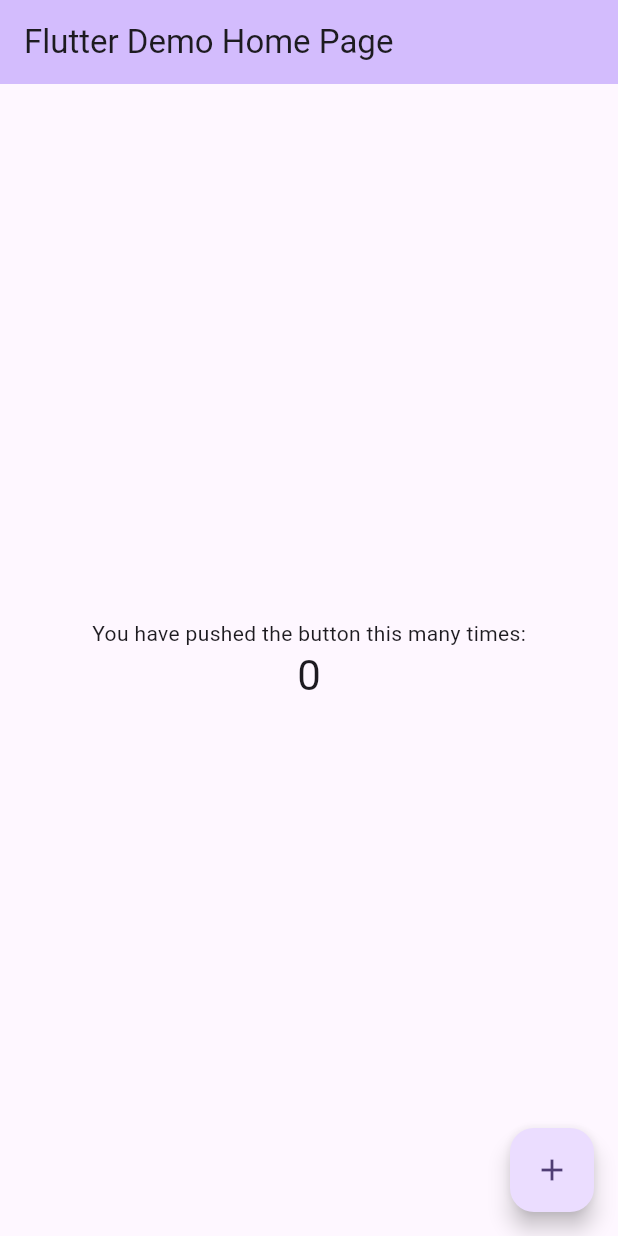
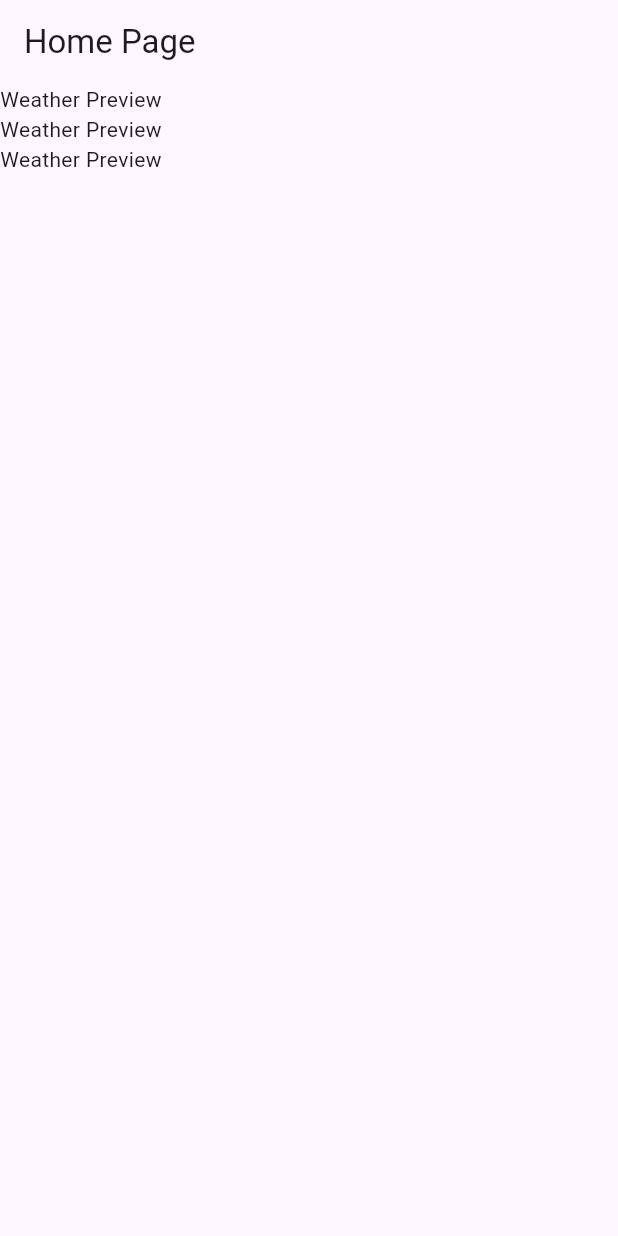
Before and after one commit to HannesGitH/bfsweather, a Flutter app: the screen it shows after launch, on a phone screen of 412 x 824 dp. Run offline on Flutter 3.47's test engine with Material 3 defaults, Android fonts, the light colour scheme and no system bars; our stand-ins replace flutter_dotenv, flutter_riverpod, freezed_annotation, go_router, riverpod_annotation; generated files the repository leaves out were written again.

Commit message:
initialized structure trunk  - go_router     - home     - detailed  - weather and location sources and repositories

```diff
--- /dev/null
+++ b/lib/data/location/locationData.dart
@@ -0,0 +1,24 @@
+// ignore_for_file: invalid_annotation_target
+
+import 'package:freezed_annotation/freezed_annotation.dart';
+
+part 'locationData.freezed.dart';
+part 'locationData.g.dart';
+
+const latKey = 'lat';
+const lngKey = 'lon';
+
+@freezed
+class LocationData with _$LocationData {
+  const factory LocationData({
+    required String name,
+    @JsonKey(name: latKey) required num lat,
+    @JsonKey(name: lngKey) required num lng,
+  }) = _LocationData;
+
+  factory LocationData.fromQueryParams(Map<String, dynamic> dict) =>
+      LocationData.fromJson(dict);
+
+  factory LocationData.fromJson(Map<String, dynamic> json) =>
+      _$LocationDataFromJson(json);
+}
--- /dev/null
+++ b/lib/data/weather/weatherData.dart
@@ -0,0 +1,14 @@
+import 'package:freezed_annotation/freezed_annotation.dart';
+
+part 'weatherData.freezed.dart';
+part 'weatherData.g.dart';
+
+@freezed
+class WeatherData with _$WeatherData {
+  const factory WeatherData({
+    required num temp,
+  }) = _WeatherData;
+
+  factory WeatherData.fromJson(Map<String, dynamic> json) =>
+      _$WeatherDataFromJson(json);
+}
--- a/lib/main.dart
+++ b/lib/main.dart
@@ -1,125 +1,24 @@
+import 'package:bfsweather/router.dart';
 import 'package:flutter/material.dart';
+import 'package:flutter_dotenv/flutter_dotenv.dart';
+import 'package:flutter_riverpod/flutter_riverpod.dart';
 
-void main() {
-  runApp(const MyApp());
+void main() async {
+  await dotenv.load(
+    fileName:
+        ".env.${const String.fromEnvironment('ENV', defaultValue: 'dev')}",
+  );
+  runApp(const ProviderScope(child: MyApp()));
 }
 
-class MyApp extends StatelessWidget {
+class MyApp extends ConsumerWidget {
   const MyApp({super.key});
 
   // This widget is the root of your application.
   @override
-  Widget build(BuildContext context) {
-    return MaterialApp(
-      title: 'Flutter Demo',
-      theme: ThemeData(
-        // This is the theme of your application.
-        //
-        // TRY THIS: Try running your application with "flutter run". You'll see
-        // the application has a blue toolbar. Then, without quitting the app,
-        // try changing the seedColor in the colorScheme below to Colors.green
-        // and then invoke "hot reload" (save your changes or press the "hot
-        // reload" button in a Flutter-supported IDE, or press "r" if you used
-        // the command line to start the app).
-        //
-        // Notice that the counter didn't reset back to zero; the application
-        // state is not lost during the reload. To reset the state, use hot
-        // restart instead.
-        //
-        // This works for code too, not just values: Most code changes can be
-        // tested with just a hot reload.
-        colorScheme: ColorScheme.fromSeed(seedColor: Colors.deepPurple),
-        useMaterial3: true,
-      ),
-      home: const MyHomePage(title: 'Flutter Demo Home Page'),
+  Widget build(BuildContext context, WidgetRef ref) {
+    return MaterialApp.router(
+      routerConfig: ref.watch(routerProvider),
     );
   }
 }
-
-class MyHomePage extends StatefulWidget {
-  const MyHomePage({super.key, required this.title});
-
-  // This widget is the home page of your application. It is stateful, meaning
-  // that it has a State object (defined below) that contains fields that affect
-  // how it looks.
-
-  // This class is the configuration for the state. It holds the values (in this
-  // case the title) provided by the parent (in this case the App widget) and
-  // used by the build method of the State. Fields in a Widget subclass are
-  // always marked "final".
-
-  final String title;
-
-  @override
-  State<MyHomePage> createState() => _MyHomePageState();
-}
-
-class _MyHomePageState extends State<MyHomePage> {
-  int _counter = 0;
-
-  void _incrementCounter() {
-    setState(() {
-      // This call to setState tells the Flutter framework that something has
-      // changed in this State, which causes it to rerun the build method below
-      // so that the display can reflect the updated values. If we changed
-      // _counter without calling setState(), then the build method would not be
-      // called again, and so nothing would appear to happen.
-      _counter++;
-    });
-  }
-
-  @override
-  Widget build(BuildContext context) {
-    // This method is rerun every time setState is called, for instance as done
-    // by the _incrementCounter method above.
-    //
-    // The Flutter framework has been optimized to make rerunning build methods
-    // fast, so that you can just rebuild anything that needs updating rather
-    // than having to individually change instances of widgets.
-    return Scaffold(
-      appBar: AppBar(
-        // TRY THIS: Try changing the color here to a specific color (to
-        // Colors.amber, perhaps?) and trigger a hot reload to see the AppBar
-        // change color while the other colors stay the same.
-        backgroundColor: Theme.of(context).colorScheme.inversePrimary,
-        // Here we take the value from the MyHomePage object that was created by
-        // the App.build method, and use it to set our appbar title.
-        title: Text(widget.title),
-      ),
-      body: Center(
-        // Center is a layout widget. It takes a single child and positions it
-        // in the middle of the parent.
-        child: Column(
-          // Column is also a layout widget. It takes a list of children and
-          // arranges them vertically. By default, it sizes itself to fit its
-          // children horizontally, and tries to be as tall as its parent.
-          //
-          // Column has various properties to control how it sizes itself and
-          // how it positions its children. Here we use mainAxisAlignment to
-          // center the children vertically; the main axis here is the vertical
-          // axis because Columns are vertical (the cross axis would be
-          // horizontal).
-          //
-          // TRY THIS: Invoke "debug painting" (choose the "Toggle Debug Paint"
-          // action in the IDE, or press "p" in the console), to see the
-          // wireframe for each widget.
-          mainAxisAlignment: MainAxisAlignment.center,
-          children: <Widget>[
-            const Text(
-              'You have pushed the button this many times:',
-            ),
-            Text(
-              '$_counter',
-              style: Theme.of(context).textTheme.headlineMedium,
-            ),
-          ],
-        ),
-      ),
-      floatingActionButton: FloatingActionButton(
-        onPressed: _incrementCounter,
-        tooltip: 'Increment',
-        child: const Icon(Icons.add),
-      ), // This trailing comma makes auto-formatting nicer for build methods.
-    );
-  }
-}
--- /dev/null
+++ b/lib/router.dart
@@ -0,0 +1,38 @@
+import 'package:bfsweather/data/location/locationData.dart';
+import 'package:bfsweather/routes/detailed/detailedPage.dart';
+import 'package:go_router/go_router.dart';
+import 'package:riverpod_annotation/riverpod_annotation.dart';
+
+import 'routes/home/homePage.dart';
+
+part 'router.g.dart';
+
+@riverpod
+GoRouter router(RouterRef ref) {
+  final router = GoRouter(
+    routes: [
+      GoRoute(
+        path: '/',
+        builder: (context, state) => const HomePage(),
+        routes: [
+          GoRoute(
+            path: 'coords',
+            builder: (context, state) {
+              final location =
+                  LocationData.fromQueryParams(state.uri.queryParameters);
+              return DetailedPage(location: location);
+            },
+          ),
+          // GoRoute(
+          //   path: ':location',
+          //   builder: (context, state) {
+          //     final location = state.pathParameters['location'];
+          //     return const DetailedPage();
+          //   },
+          // ),
+        ],
+      ),
+    ],
+  );
+  return router;
+}
--- /dev/null
+++ b/lib/routes/home/homePage.dart
@@ -0,0 +1,30 @@
+import 'package:bfsweather/models/weatherLocations.dart';
+import 'package:bfsweather/widgets/weatherPreview.dart';
+import 'package:flutter/material.dart';
+import 'package:flutter_riverpod/flutter_riverpod.dart';
+
+class HomePage extends ConsumerWidget {
+  const HomePage({super.key});
+
+  @override
+  Widget build(BuildContext context, WidgetRef ref) {
+    return Scaffold(
+      appBar: AppBar(
+        title: const Text('Home Page'),
+      ),
+      body: ref.watch(weatherLocationServiceProvider).when(
+            loading: () => const CircularProgressIndicator(),
+            error: (error, stack) => Text('Error: $error'),
+            data: (state) => switch (state.favorites) {
+              [] => const Text(
+                  'No favorites, and adding them is not supported currently, lol'),
+              final list => ListView(
+                  children: list
+                      .map((location) => WeatherPreview(location: location))
+                      .toList(),
+                ),
+            },
+          ),
+    );
+  }
+}
--- /dev/null
+++ b/lib/widgets/weatherPreview.dart
@@ -0,0 +1,15 @@
+import 'package:bfsweather/data/location/locationData.dart';
+import 'package:bfsweather/data/weather/weatherData.dart';
+import 'package:flutter/material.dart';
+
+class WeatherPreview extends StatelessWidget {
+  const WeatherPreview({super.key, required this.location, this.weather});
+
+  final LocationData location;
+  final WeatherData? weather;
+
+  @override
+  Widget build(BuildContext context) {
+    return Text("Weather Preview");
+  }
+}
```
Also changed, not shown: lib/data/location/locationRepository.dart (added, +22 -0 lines), lib/data/location/sources/hardcodedLocations.dart (added, +30 -0 lines), lib/data/location/sources/openweatherGeocoding.dart (added, +35 -0 lines), lib/models/weatherLocations.dart (added, +30 -0 lines), lib/routes/detailed/detailedPage.dart (added, +17 -0 lines), lib/data/weather/sources/openweather.dart (added), lib/data/weather/weatherRepository.dart (added), lib/routes/home/homeModel.dart (added).
